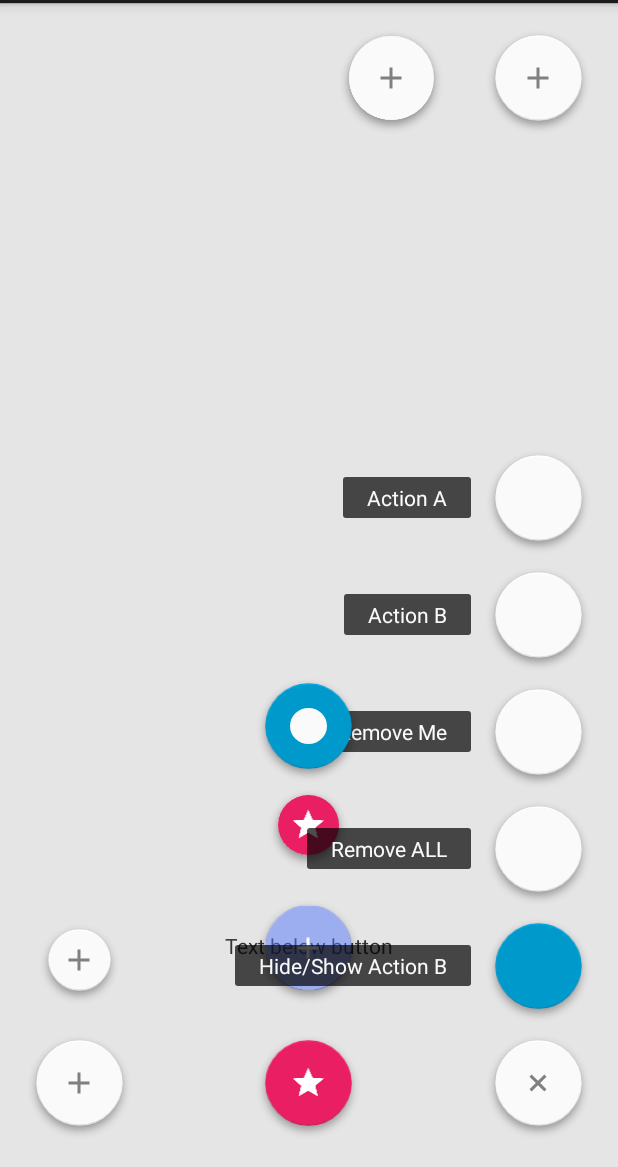
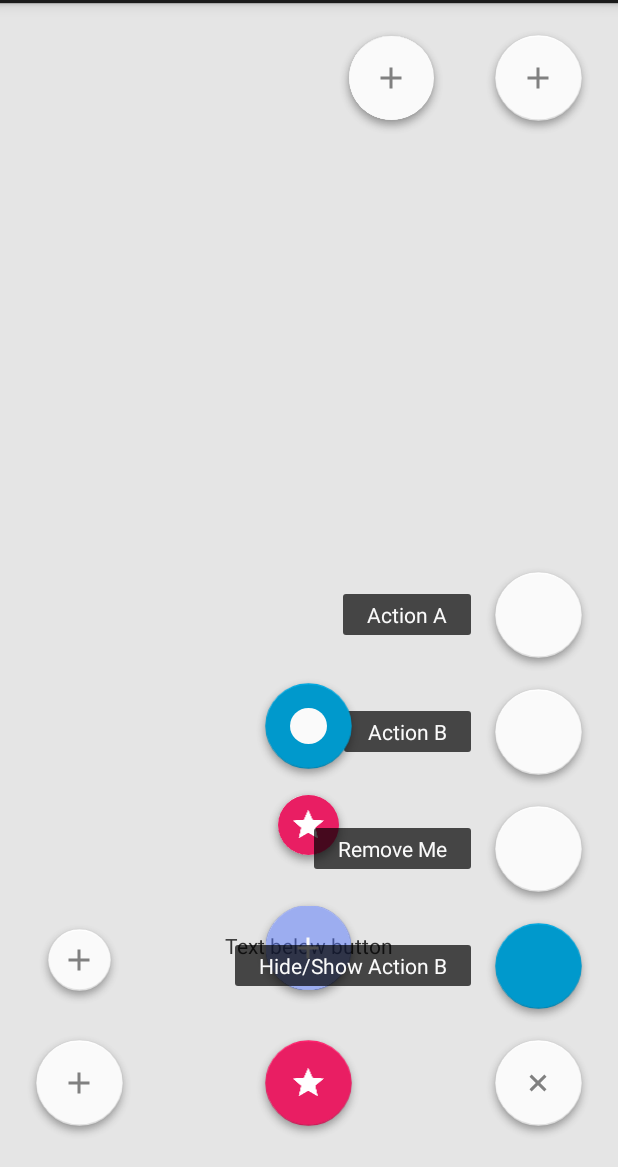
Before and after one commit to zendesk/android-floating-action-button, an Android app: the screen it shows after launch (MainActivity), after a tap on an icon or button, on a phone screen of 412 x 824 dp, the part 69-1236 px from its top. Run offline under Robolectric (Android 15) with nearby library versions, the phone set to English and light mode, and no system bars.

Commit message:
Remove unused button

```diff
--- a/sample/src/main/res/layout/activity_main.xml
+++ b/sample/src/main/res/layout/activity_main.xml
@@ -109,14 +109,6 @@
             fab:fab_title="Remove Me"
             fab:fab_colorPressed="@color/white_pressed"/>
 
-        <com.getbase.floatingactionbutton.FloatingActionButton
-            android:id="@+id/action_remove_all"
-            android:layout_width="wrap_content"
-            android:layout_height="wrap_content"
-            fab:fab_colorNormal="@color/white"
-            fab:fab_title="Remove ALL"
-            fab:fab_colorPressed="@color/white_pressed"/>
-
     </com.getbase.floatingactionbutton.FloatingActionsMenu>
 
     <com.getbase.floatingactionbutton.FloatingActionsMenu
```
